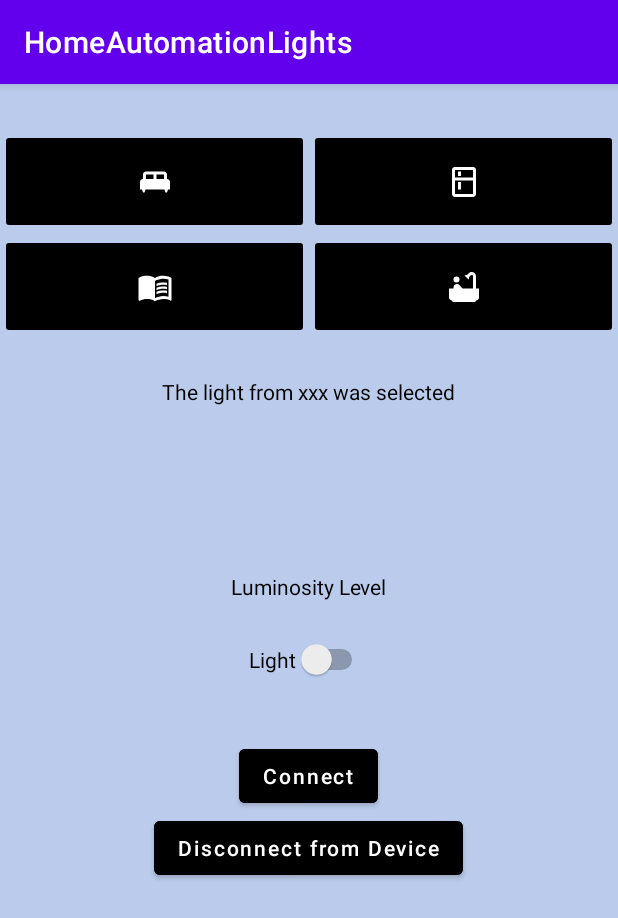
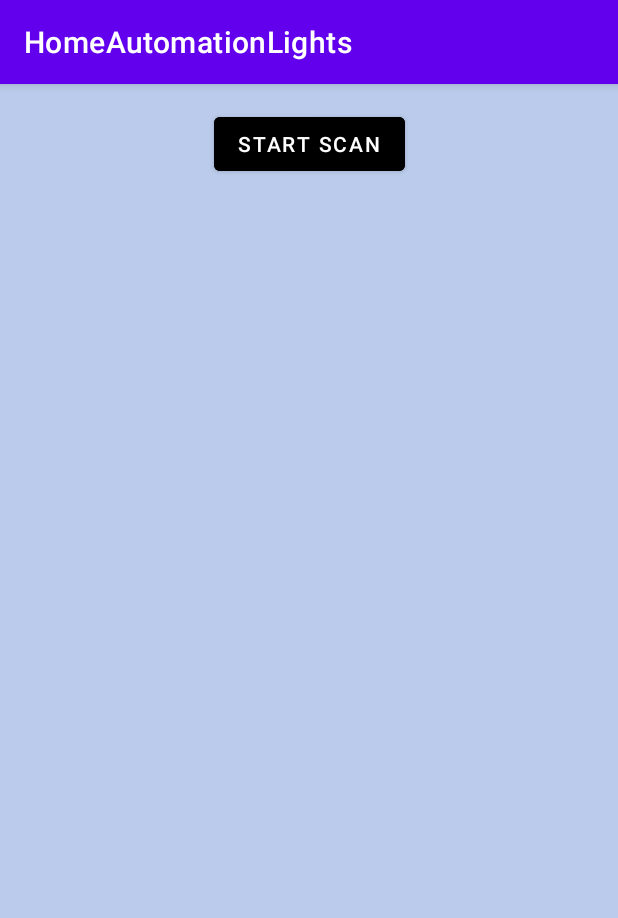
Before and after one commit to ruifornelos/HomeAutomationLights, an Android app: the screen it shows after launch (MainActivity before the commit, ScanActivity after it), on a phone screen of 412 x 824 dp. Shown: the top 918 px of the screen. Run offline under Robolectric (Android 15) with nearby library versions, the phone set to English and light mode, and no system bars; our stand-ins replace Timber.

Commit message:
DONE:Connecting to ESP TODO: Write/read to characteristic and layout feedback

```diff
--- a/app/build.gradle
+++ b/app/build.gradle
@@ -1,6 +1,7 @@
 plugins {
     id 'com.android.application'
     id 'kotlin-android'
+    id 'kotlin-android-extensions'
 }
 
 android {
--- a/app/src/main/java/pm/ersc/estg/homeautomationlights/MainActivity.kt
+++ b/app/src/main/java/pm/ersc/estg/homeautomationlights/ScanActivity.kt
@@ -2,44 +2,39 @@ package pm.ersc.estg.homeautomationlights
 
 import android.Manifest
 import android.app.Activity
-import android.app.admin.ConnectEvent
-import android.bluetooth.*
+import android.bluetooth.BluetoothAdapter
+import android.bluetooth.BluetoothDevice
+import android.bluetooth.BluetoothGattCharacteristic
+import android.bluetooth.BluetoothManager
 import android.bluetooth.le.ScanCallback
-import android.bluetooth.le.ScanFilter
 import android.bluetooth.le.ScanResult
 import android.bluetooth.le.ScanSettings
 import android.content.Context
 import android.content.Intent
 import android.content.pm.PackageManager
 import android.os.Build
+import androidx.appcompat.app.AppCompatActivity
 import android.os.Bundle
-import android.os.ParcelUuid
-import android.util.Log
 import android.widget.Button
-import android.widget.Switch
-import android.widget.TextView
-import androidx.appcompat.app.AppCompatActivity
 import androidx.core.app.ActivityCompat
 import androidx.core.content.ContextCompat
-import com.livinglifetechway.quickpermissions_kotlin.runWithPermissions
-import org.jetbrains.anko.Android
+import androidx.recyclerview.widget.LinearLayoutManager
+import androidx.recyclerview.widget.RecyclerView
+import androidx.recyclerview.widget.SimpleItemAnimator
 import org.jetbrains.anko.alert
-import org.jetbrains.anko.toast
 import pm.ersc.estg.homeautomationlights.ble.ConnectionManager
 import timber.log.Timber
-import java.util.*
+import kotlinx.android.synthetic.main.activity_scan.scan_button
+import kotlinx.android.synthetic.main.activity_scan.scan_results_recycler_view
+import pm.ersc.estg.homeautomationlights.ble.ConnectionEventListener
+
 
 private const val ENABLE_BLUETOOTH_REQUEST_CODE = 1
 private const val LOCATION_PERMISSION_REQUEST_CODE = 2
-private const val TAG = "****"
 private const val ServUUID = "ab0828b1-198e-4351-b779-901fa0e0371e"
 private const val CHARUUID = "4ac8a682-9736-4e5d-932b-e9b31405049c"
-private const val RED = 0x11
 
-class MainActivity : AppCompatActivity() {
-    private var blueDevice: BluetoothDevice? = null
-    private lateinit var ledCharacteristic: BluetoothGattCharacteristic
-
+class ScanActivity : AppCompatActivity() {
     private val bluetoothAdapter: BluetoothAdapter by lazy {
         val bluetoothManager = getSystemService(Context.BLUETOOTH_SERVICE) as BluetoothManager
         bluetoothManager.adapter
@@ -54,12 +49,23 @@ class MainActivity : AppCompatActivity() {
         .build()
 
     private var isScanning = false
-    /*set(value) {
+    set(value) {
         field = value
-        runOnUiThread { connectDevice.text = if (value) "Stop Scan" else "Start Scan" }
-    }*/
+        runOnUiThread { scan_button.text = if (value) getString(R.string.stop_scan) else getString(R.string.start_scan) }
+    }
 
     private val scanResults = mutableListOf<ScanResult>()
+    private val scanResultAdapter: ScanResultAdapter by lazy {
+        ScanResultAdapter(scanResults) { result ->
+            if (isScanning) {
+                stopBleScan()
+            }
+            with(result.device) {
+                Timber.w("Connecting to $address")
+                ConnectionManager.connect(this, this@ScanActivity)
+            }
+        }
+    }
 
     private val isLocationPermissionGranted
         get() = hasPermission(Manifest.permission.ACCESS_FINE_LOCATION)
@@ -68,45 +74,36 @@ class MainActivity : AppCompatActivity() {
      * Activity function overrides
      *******************************************/
 
-
     override fun onCreate(savedInstanceState: Bundle?) {
         super.onCreate(savedInstanceState)
-        setContentView(R.layout.activity_main)
-
+        setContentView(R.layout.activity_scan)
+        val connectDevice = findViewById<Button>(R.id.scan_button)
         if (BuildConfig.DEBUG) {
             Timber.plant(Timber.DebugTree())
         }
-
-        //Variables (Buttons and Textviews)////////////////////////////////////
-        val connectedtextview = findViewById<TextView>(R.id.connectedDevice)
-        val connectDevice = findViewById<Button>(R.id.selectdevice)
-        val DisconnectDevice = findViewById<Button>(R.id.disconnect_from_device)
-        val RedSelection = findViewById<Button>(R.id.REDButton)
-        val GreenSelection = findViewById<Button>(R.id.GREENButton)
-        val BlueSelection = findViewById<Button>(R.id.BLUEButton)
-        val SwitchONOFF = findViewById<Switch>(R.id.switch1)
-        /////////////////////////////////////////////////////////////////////////
-
-        //Switch Button ////////////////////////////////////////////////////////
-        SwitchONOFF?.setOnCheckedChangeListener { _, onSwitch ->
-            if (onSwitch) {
-                toast("liga")
-            } else {
-                toast("desliga")
-            }
-        }
-
         //Scanner Button
         connectDevice?.setOnClickListener() { if (isScanning) stopBleScan() else startBleScan() }
 
-        //Color Buttons and actions
-        RedSelection?.setOnClickListener() {
-            //ConnectionManager.writeCharacteristic(blueDevice, ,0x11)
+        setupRecyclerView()
+    }
 
+    override fun onResume() {
+        super.onResume()
+        ConnectionManager.registerListener(connectionEventListener)
+        if (!bluetoothAdapter.isEnabled) {
+            promptEnableBluetooth()
         }
+    }
 
-        GreenSelection?.setOnClickListener() { toast("Green Color") }
-        BlueSelection?.setOnClickListener() { toast("Blue Color") }
+    override fun onActivityResult(requestCode: Int, resultCode: Int, data: Intent?) {
+        super.onActivityResult(requestCode, resultCode, data)
+        when (requestCode) {
+            ENABLE_BLUETOOTH_REQUEST_CODE -> {
+                if (resultCode != Activity.RESULT_OK) {
+                    promptEnableBluetooth()
+                }
+            }
+        }
     }
 
     override fun onRequestPermissionsResult(
@@ -126,6 +123,10 @@ class MainActivity : AppCompatActivity() {
         }
     }
 
+    /*******************************************
+     * Private functions
+     *******************************************/
+
     private fun promptEnableBluetooth() {
         if (!bluetoothAdapter.isEnabled) {
             val enableBtIntent = Intent(BluetoothAdapter.ACTION_REQUEST_ENABLE)
@@ -138,7 +139,7 @@ class MainActivity : AppCompatActivity() {
             requestLocationPermission()
         } else {
             scanResults.clear()
-            //scanResultAdapter.notifyDataSetChanged()
+            scanResultAdapter.notifyDataSetChanged()
             bleScanner.startScan(null, scanSettings, scanCallback)
             isScanning = true
         }
@@ -169,6 +170,23 @@ class MainActivity : AppCompatActivity() {
         }
     }
 
+    private fun setupRecyclerView() {
+        scan_results_recycler_view.apply {
+            adapter = scanResultAdapter
+            layoutManager = LinearLayoutManager(
+                this@ScanActivity,
+                RecyclerView.VERTICAL,
+                false
+            )
+            isNestedScrollingEnabled = false
+        }
+
+        val animator = scan_results_recycler_view.itemAnimator
+        if (animator is SimpleItemAnimator) {
+            animator.supportsChangeAnimations = false
+        }
+    }
+
     /*******************************************
      * Callback bodies
      *******************************************/
@@ -178,24 +196,46 @@ class MainActivity : AppCompatActivity() {
             val indexQuery = scanResults.indexOfFirst { it.device.address == result.device.address }
             if (indexQuery != -1) { // A scan result already exists with the same address
                 scanResults[indexQuery] = result
-                //scanResultAdapter.notifyItemChanged(indexQuery)
+                scanResultAdapter.notifyItemChanged(indexQuery)
             } else {
                 with(result.device) {
                     Timber.i("Found BLE device! Name: ${name ?: "Unnamed"}, address: $address")
                     if(name == "ESP32-BLE"){
-                        blueDevice = this
-                        stopBleScan()
-                        ConnectionManager.connect(this, this@MainActivity)
+                        scanResults.add(result)
+                        scanResultAdapter.notifyItemInserted(scanResults.size - 1)
                     }
                 }
-                scanResults.add(result)
-                //scanResultAdapter.notifyItemInserted(scanResults.size - 1)
-
             }
         }
 
         override fun onScanFailed(errorCode: Int) {
             Timber.e("onScanFailed: code $errorCode")
+        }
+    }
+
+    /**
+     * Connection Listener
+     * When a connection is made the event is triggered in order to start
+     * Control activity so that user can manipulate house lighting
+     */
+    private val connectionEventListener by lazy {
+        ConnectionEventListener().apply {
+            onConnectionSetupComplete = { gatt ->
+                Intent(this@ScanActivity, ControlActivity::class.java).also {
+                    it.putExtra(BluetoothDevice.EXTRA_DEVICE, gatt.device)
+                    startActivity(it)
+                }
+                ConnectionManager.unregisterListener(this)
+            }
+            onDisconnect = {
+                runOnUiThread {
+                    alert {
+                        title = "Disconnected"
+                        message = "Disconnected or unable to connect to device."
+                        positiveButton("OK") {}
+                    }.show()
+                }
+            }
         }
     }
 
--- a/app/src/main/res/layout/activity_main.xml
+++ b/app/src/main/res/layout/activity_control.xml
@@ -4,7 +4,7 @@
     xmlns:tools="http://schemas.android.com/tools"
     android:layout_width="match_parent"
     android:layout_height="match_parent"
-    tools:context=".MainActivity"
+    tools:context=".ControlActivity"
     android:background="@color/grey">
 
     <LinearLayout
@@ -85,21 +85,10 @@
         android:layout_centerInParent="true"/>
 
     <Button
-        android:id="@+id/connect"
+        android:id="@+id/disconnect"
         android:layout_width="wrap_content"
         android:layout_height="wrap_content"
         android:layout_below="@+id/switch1"
-        android:layout_centerHorizontal="true"
-        android:layout_marginTop="40dp"
-        android:hint="Connect"
-        android:textColorHint="@color/white"
-        android:backgroundTint="@color/black"
-        />
-    <Button
-        android:id="@+id/disconnect"
-        android:layout_width="wrap_content"
-        android:layout_height="wrap_content"
-        android:layout_below="@+id/connect"
         android:layout_centerHorizontal="true"
         android:hint="Disconnect from Device"
         android:textColorHint="@color/white"
--- /dev/null
+++ b/app/src/main/res/layout/activity_scan.xml
@@ -0,0 +1,36 @@
+<?xml version="1.0" encoding="utf-8"?>
+<androidx.constraintlayout.widget.ConstraintLayout
+    xmlns:android="http://schemas.android.com/apk/res/android"
+    xmlns:app="http://schemas.android.com/apk/res-auto"
+    xmlns:tools="http://schemas.android.com/tools"
+    android:layout_width="match_parent"
+    android:layout_height="match_parent"
+    tools:context=".ScanActivity"
+    android:background="@color/grey">
+    >
+
+    <Button
+        android:id="@+id/scan_button"
+        android:backgroundTint="@color/black"
+        android:layout_width="wrap_content"
+        android:layout_height="wrap_content"
+        android:text="@string/start_scan"
+        android:layout_marginTop="16dp"
+        app:layout_constraintTop_toTopOf="parent"
+        app:layout_constraintStart_toStartOf="parent"
+        app:layout_constraintEnd_toEndOf="parent"
+        />
+
+    <androidx.recyclerview.widget.RecyclerView
+        android:id="@+id/scan_results_recycler_view"
+        android:layout_width="0dp"
+        android:layout_height="0dp"
+        android:layout_marginTop="8dp"
+        app:layout_constraintTop_toBottomOf="@id/scan_button"
+        app:layout_constraintBottom_toBottomOf="parent"
+        app:layout_constraintStart_toStartOf="parent"
+        app:layout_constraintEnd_toEndOf="parent"
+        tools:listitem="@layout/row_scan_result"
+        />
+
+</androidx.constraintlayout.widget.ConstraintLayout>
--- a/app/src/main/res/values/strings.xml
+++ b/app/src/main/res/values/strings.xml
@@ -1,3 +1,10 @@
 <resources>
     <string name="app_name">HomeAutomationLights</string>
+    <string name="start_scan">Start Scan</string>
+    <string name="device_name">Device Name</string>
+    <string name="stop_scan">Stop Scan</string>
+    <string name="bathroom_selected">Bathroom selected!</string>
+    <string name="kitchen_selected">Kitchen selected!</string>
+    <string name="library_selected">Library selected!</string>
+    <string name="bedroom_selected">Bedroom selected!</string>
 </resources>
```
Also changed, not shown: app/src/main/AndroidManifest.xml (+9 -2 lines), app/src/main/java/pm/ersc/estg/homeautomationlights/ControlActivity.kt (added, +187 -0 lines), app/src/main/java/pm/ersc/estg/homeautomationlights/ScanResultAdapter.kt (added, +45 -0 lines), app/src/main/res/layout/row_scan_result.xml (added, +40 -0 lines), 1 other file.
